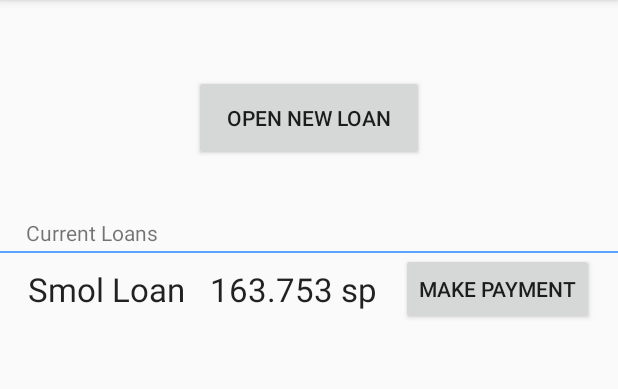
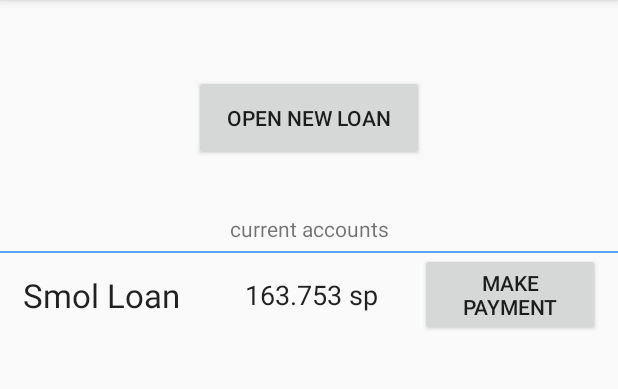
Before and after one commit to Miravalier/Spaghetti, an Android app: the fragment LoanFragment shown on its own in the app's theme, on a phone screen of 412 x 824 dp, the part 84-473 px from its top. Run offline under Robolectric (Android 15) with nearby library versions, the phone set to English and light mode, and no system bars.

Commit message:
savings/loan formatting

```diff
--- a/app/src/main/res/layout/fragment_loan.xml
+++ b/app/src/main/res/layout/fragment_loan.xml
@@ -28,14 +28,13 @@
 
     <TextView
         android:id="@+id/header"
-        android:layout_width="90dp"
-        android:layout_height="24dp"
-        android:layout_marginStart="16dp"
-        android:layout_marginLeft="16dp"
+        android:layout_width="150dp"
+        android:layout_height="29dp"
         android:gravity="center|center_vertical"
-        android:text="@string/current_loans"
+        android:text="current accounts"
         android:textAppearance="@style/TextAppearance.AppCompat.Small"
         app:layout_constraintBottom_toTopOf="@+id/divider"
+        app:layout_constraintEnd_toEndOf="parent"
         app:layout_constraintStart_toStartOf="parent" />
 
     <ScrollView
@@ -51,37 +50,49 @@
             android:layout_width="match_parent"
             android:layout_height="wrap_content">
 
+            <View
+                android:id="@+id/divider5"
+                android:layout_width="0dp"
+                android:layout_height="30dp"
+                android:background="?android:attr/listDivider"
+                android:visibility="invisible"
+                app:layout_constraintBottom_toBottomOf="parent"
+                app:layout_constraintEnd_toEndOf="parent"
+                app:layout_constraintStart_toStartOf="parent"
+                app:layout_constraintTop_toTopOf="parent" />
+
             <TextView
                 android:id="@+id/loan_name"
-                android:layout_width="wrap_content"
+                android:layout_width="120dp"
                 android:layout_height="wrap_content"
-                android:layout_marginStart="16dp"
-                android:layout_marginLeft="16dp"
                 android:text="Smol Loan"
                 android:textAppearance="@style/TextAppearance.AppCompat.Large"
                 app:layout_constraintBottom_toBottomOf="parent"
+                app:layout_constraintEnd_toStartOf="@+id/amount_owed"
                 app:layout_constraintStart_toStartOf="parent"
                 app:layout_constraintTop_toTopOf="parent" />
 
             <TextView
                 android:id="@+id/amount_owed"
-                android:layout_width="wrap_content"
-                android:layout_height="wrap_content"
+                android:layout_width="120dp"
+                android:layout_height="0dp"
+                android:gravity="center|center_vertical"
                 android:text="163.753 sp"
-                android:textAppearance="@style/TextAppearance.AppCompat.Large"
+                android:textAppearance="@style/TextAppearance.AppCompat.Body1"
+                android:textSize="18sp"
                 app:layout_constraintBottom_toBottomOf="parent"
-                app:layout_constraintEnd_toStartOf="@+id/button5"
-                app:layout_constraintStart_toEndOf="@+id/loan_name"
+                app:layout_constraintEnd_toEndOf="@+id/divider5"
+                app:layout_constraintStart_toStartOf="@+id/divider5"
                 app:layout_constraintTop_toTopOf="parent" />
 
             <Button
                 android:id="@+id/button5"
-                android:layout_width="wrap_content"
+                android:layout_width="120dp"
                 android:layout_height="wrap_content"
-                android:layout_marginEnd="16dp"
-                android:layout_marginRight="16dp"
                 android:text="make payment"
+                app:layout_constraintBottom_toBottomOf="parent"
                 app:layout_constraintEnd_toEndOf="parent"
+                app:layout_constraintStart_toEndOf="@+id/amount_owed"
                 app:layout_constraintTop_toTopOf="parent" />
 
         </androidx.constraintlayout.widget.ConstraintLayout>
```
Also changed, not shown: app/src/main/res/layout/fragment_saving.xml (+24 -16 lines).
